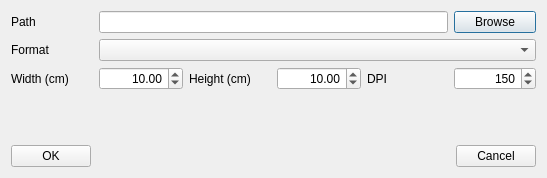
The window that src/gui/exportplottoimagedialog.ui (echmet/CEval) describes before a commit, drawn with Qt 5.
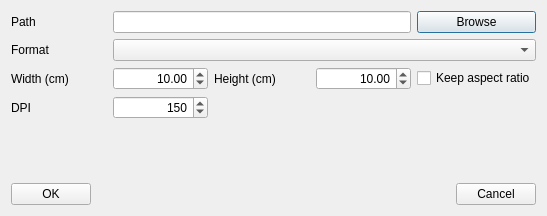
The same window after the commit.

Commit message: Add an "Keep aspect ratio" option to the plot exporting dialog

What changed in the file:
```diff
--- a/src/gui/exportplottoimagedialog.ui
+++ b/src/gui/exportplottoimagedialog.ui
@@ -7,7 +7,7 @@
     <x>0</x>
     <y>0</y>
     <width>547</width>
-    <height>178</height>
+    <height>216</height>
    </rect>
   </property>
   <property name="windowTitle">
@@ -76,14 +76,14 @@
        </property>
       </widget>
      </item>
-     <item row="2" column="4">
+     <item row="3" column="0">
       <widget class="QLabel" name="label">
        <property name="text">
         <string>DPI</string>
        </property>
       </widget>
      </item>
-     <item row="2" column="5">
+     <item row="3" column="1">
       <widget class="QSpinBox" name="qspbox_dpi">
        <property name="alignment">
         <set>Qt::AlignRight|Qt::AlignTrailing|Qt::AlignVCenter</set>
@@ -99,19 +99,26 @@
        </property>
       </widget>
      </item>
-     <item row="0" column="5">
+     <item row="2" column="4">
+      <widget class="QCheckBox" name="qcb_keepRatio">
+       <property name="text">
+        <string>Keep aspect ratio</string>
+       </property>
+      </widget>
+     </item>
+     <item row="1" column="1" colspan="4">
+      <widget class="QComboBox" name="qcbox_format"/>
+     </item>
+     <item row="0" column="1" colspan="3">
+      <widget class="QLineEdit" name="qle_path"/>
+     </item>
+     <item row="0" column="4">
       <widget class="QPushButton" name="qpb_browse">
        <property name="text">
         <string>Browse</string>
        </property>
       </widget>
      </item>
-     <item row="0" column="1" colspan="4">
-      <widget class="QLineEdit" name="qle_path"/>
-     </item>
-     <item row="1" column="1" colspan="5">
-      <widget class="QComboBox" name="qcbox_format"/>
-     </item>
     </layout>
    </item>
    <item>
```
The commit also changes 2 other files.
